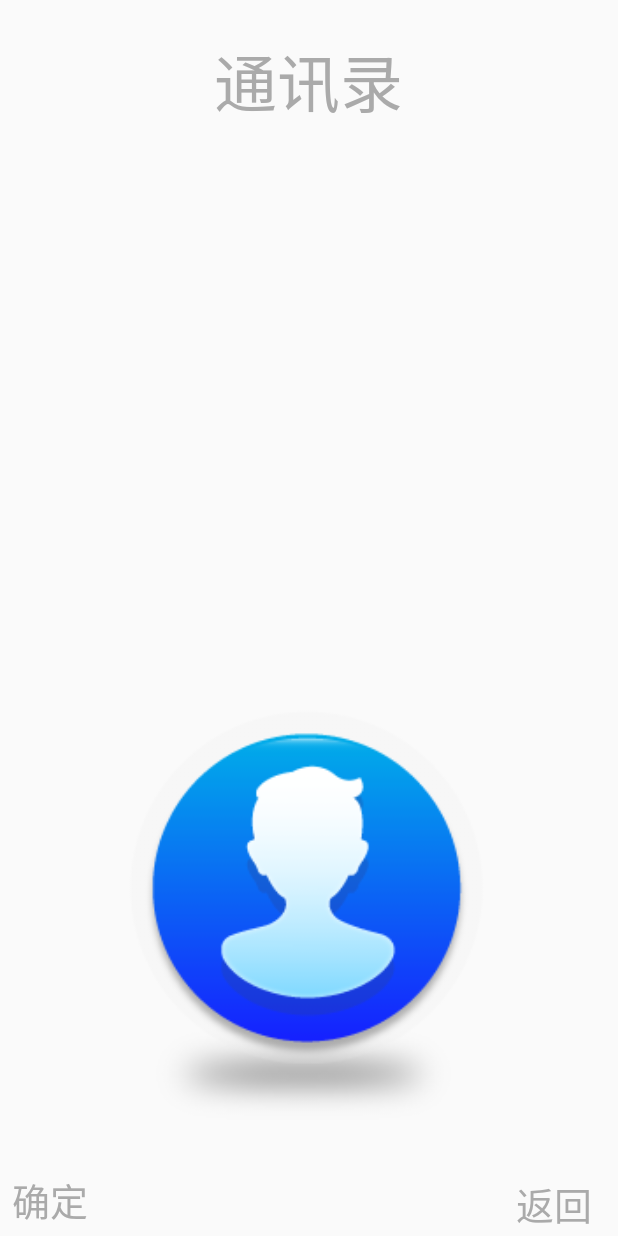
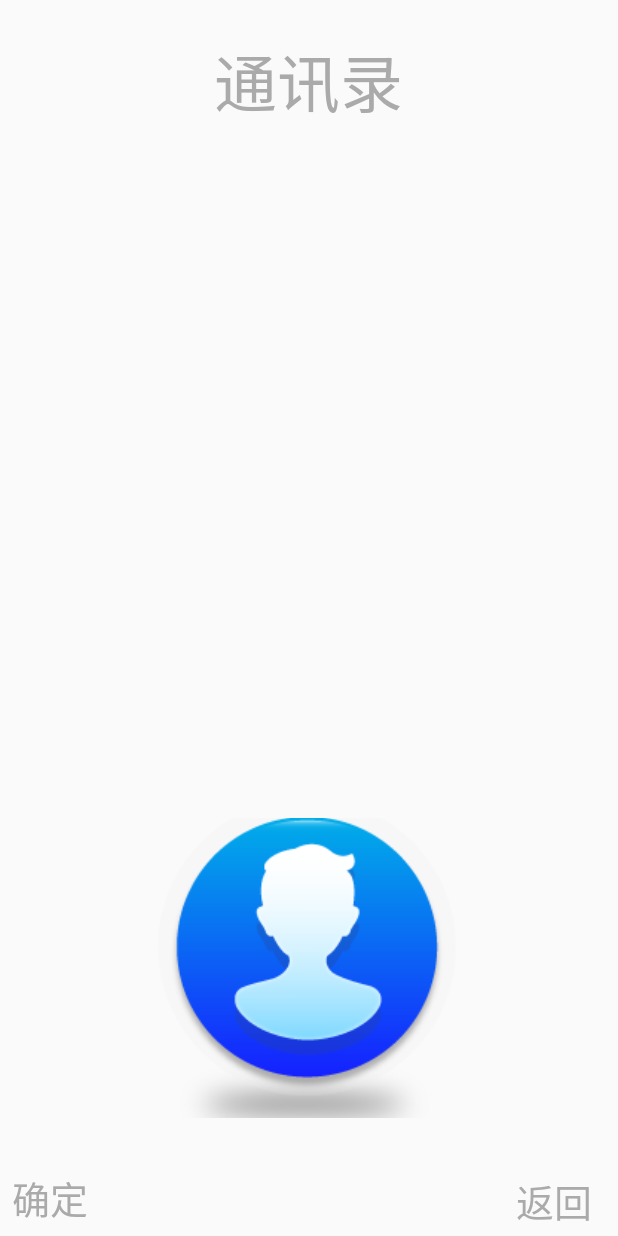
Before and after one commit to archerHe/CopyHome, an Android app: the Main2Activity screen opened directly, with no data from a screen before it, on a phone screen of 412 x 824 dp. Run offline under Robolectric (Android 15) with nearby library versions, the light colour scheme and no system bars.

Commit message:
fix viewpager size

```diff
--- a/app/src/main/res/layout/activity_main2.xml
+++ b/app/src/main/res/layout/activity_main2.xml
@@ -10,7 +10,7 @@
         android:id="@+id/viewpager"
         android:layout_height="match_parent"
         android:layout_width="match_parent"
-        android:layout_weight="9"
+        android:layout_weight="15"
         ></com.android.ctyon.copyhome.ui.MainViewPager>
     <include layout="@layout/bottom_layout"
         android:layout_width="match_parent"
--- a/app/src/main/res/layout/call_layout.xml
+++ b/app/src/main/res/layout/call_layout.xml
@@ -22,8 +22,8 @@
 
         <ImageView
             android:id="@+id/icon_iv"
-            android:layout_width="260.0dip"
-            android:layout_height="277.0dip"
+            android:layout_width="220.0dip"
+            android:layout_height="220.0dip"
             android:layout_alignParentBottom="true"
             android:layout_centerHorizontal="true"
             android:layout_marginBottom="28.0dip"
--- a/app/src/main/res/layout/contact_layout.xml
+++ b/app/src/main/res/layout/contact_layout.xml
@@ -22,8 +22,8 @@
 
         <ImageView
             android:id="@+id/icon_iv"
-            android:layout_width="260.0dip"
-            android:layout_height="277.0dip"
+            android:layout_width="220.0dip"
+            android:layout_height="200.0dip"
             android:layout_alignParentBottom="true"
             android:layout_centerHorizontal="true"
             android:layout_marginBottom="28.0dip"
--- a/app/src/main/res/layout/media_layout.xml
+++ b/app/src/main/res/layout/media_layout.xml
@@ -22,8 +22,8 @@
 
         <ImageView
             android:id="@+id/icon_iv"
-            android:layout_width="260.0dip"
-            android:layout_height="277.0dip"
+            android:layout_width="220.0dip"
+            android:layout_height="220.0dip"
             android:layout_alignParentBottom="true"
             android:layout_centerHorizontal="true"
             android:layout_marginBottom="28.0dip"
--- a/app/src/main/res/layout/others_layout.xml
+++ b/app/src/main/res/layout/others_layout.xml
@@ -22,8 +22,8 @@
 
         <ImageView
             android:id="@+id/icon_iv"
-            android:layout_width="260.0dip"
-            android:layout_height="277.0dip"
+            android:layout_width="220.0dip"
+            android:layout_height="220.0dip"
             android:layout_alignParentBottom="true"
             android:layout_centerHorizontal="true"
             android:layout_marginBottom="28.0dip"
--- a/app/src/main/res/layout/setting_layout.xml
+++ b/app/src/main/res/layout/setting_layout.xml
@@ -22,8 +22,8 @@
 
         <ImageView
             android:id="@+id/icon_iv"
-            android:layout_width="260.0dip"
-            android:layout_height="277.0dip"
+            android:layout_width="2200.0dip"
+            android:layout_height="220.0dip"
             android:layout_alignParentBottom="true"
             android:layout_centerHorizontal="true"
             android:layout_marginBottom="28.0dip"
--- a/app/src/main/res/layout/sms_layout.xml
+++ b/app/src/main/res/layout/sms_layout.xml
@@ -22,8 +22,8 @@
 
         <ImageView
             android:id="@+id/icon_iv"
-            android:layout_width="260.0dip"
-            android:layout_height="277.0dip"
+            android:layout_width="220.0dip"
+            android:layout_height="220.0dip"
             android:layout_alignParentBottom="true"
             android:layout_centerHorizontal="true"
             android:layout_marginBottom="28.0dip"
--- a/app/src/main/res/layout/tools_layout.xml
+++ b/app/src/main/res/layout/tools_layout.xml
@@ -22,8 +22,8 @@
 
         <ImageView
             android:id="@+id/icon_iv"
-            android:layout_width="260.0dip"
-            android:layout_height="277.0dip"
+            android:layout_width="220.0dip"
+            android:layout_height="220.0dip"
             android:layout_alignParentBottom="true"
             android:layout_centerHorizontal="true"
             android:layout_marginBottom="28.0dip"
--- a/app/src/main/res/layout/wx_layout.xml
+++ b/app/src/main/res/layout/wx_layout.xml
@@ -22,8 +22,8 @@
 
         <ImageView
             android:id="@+id/icon_iv"
-            android:layout_width="260.0dip"
-            android:layout_height="277.0dip"
+            android:layout_width="220.0dip"
+            android:layout_height="220.0dip"
             android:layout_alignParentBottom="true"
             android:layout_centerHorizontal="true"
             android:layout_marginBottom="28.0dip"
--- a/app/src/main/res/layout/yzf_layout.xml
+++ b/app/src/main/res/layout/yzf_layout.xml
@@ -22,8 +22,8 @@
 
         <ImageView
             android:id="@+id/icon_iv"
-            android:layout_width="260.0dip"
-            android:layout_height="277.0dip"
+            android:layout_width="220.0dip"
+            android:layout_height="220.0dip"
             android:layout_alignParentBottom="true"
             android:layout_centerHorizontal="true"
             android:layout_marginBottom="28.0dip"
```
